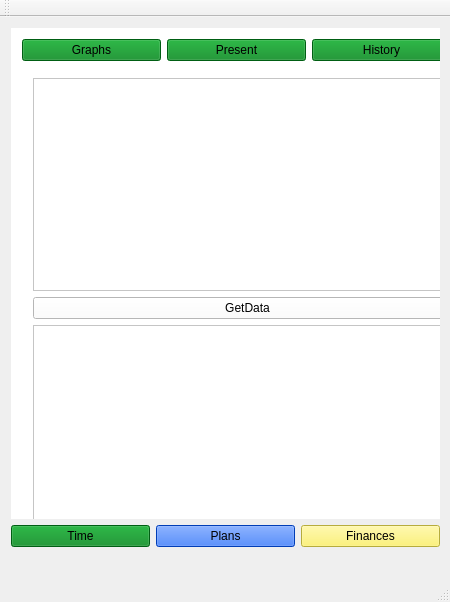
Old version of the form mainwindow.ui in the repository BryanBlack523/LM.
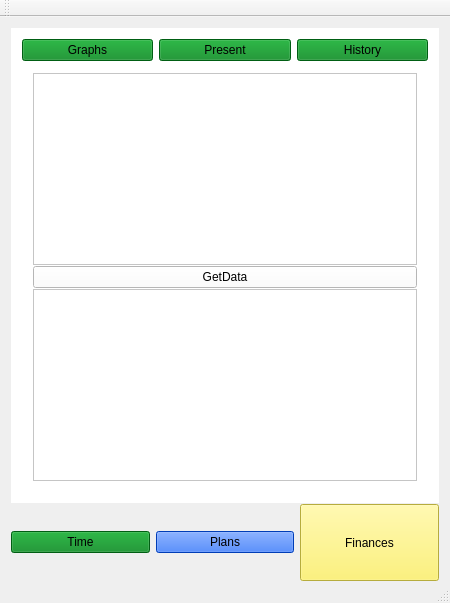
New version of the form.

Commit message: just playing with layouts

Patch:
```diff
--- a/mainwindow.ui
+++ b/mainwindow.ui
@@ -7,23 +7,20 @@
     <x>0</x>
     <y>0</y>
     <width>450</width>
-    <height>602</height>
+    <height>603</height>
    </rect>
   </property>
   <property name="windowTitle">
    <string>MainWindow</string>
   </property>
   <widget class="QWidget" name="centralWidget">
-   <widget class="QWidget" name="layoutWidget">
-    <property name="geometry">
-     <rect>
-      <x>0</x>
-      <y>0</y>
-      <width>451</width>
-      <height>541</height>
-     </rect>
-    </property>
     <layout class="QVBoxLayout" name="verticalLayout">
+    <property name="spacing">
+     <number>1</number>
+    </property>
+    <property name="bottomMargin">
+     <number>0</number>
+    </property>
      <item>
       <widget class="QStackedWidget" name="mwStackedWidget">
        <property name="styleSheet">
@@ -33,16 +30,12 @@
         <number>0</number>
        </property>
        <widget class="QWidget" name="timePage">
-        <widget class="QWidget" name="layoutWidget">
-         <property name="geometry">
-          <rect>
-           <x>0</x>
-           <y>0</y>
-           <width>451</width>
-           <height>511</height>
-          </rect>
-         </property>
+       <layout class="QVBoxLayout" name="verticalLayout_4">
+        <item>
          <layout class="QVBoxLayout" name="verticalLayout_2">
+          <property name="spacing">
+           <number>1</number>
+          </property>
           <item>
            <layout class="QHBoxLayout" name="horizontalLayout">
             <item>
@@ -83,21 +76,24 @@
              <string notr="true"/>
             </property>
             <widget class="QWidget" name="presentTimePage">
-             <widget class="QWidget" name="layoutWidget">
-              <property name="geometry">
-               <rect>
-                <x>0</x>
-                <y>0</y>
-                <width>451</width>
-                <height>481</height>
-               </rect>
-              </property>
               <layout class="QVBoxLayout" name="verticalLayout_3">
+              <property name="spacing">
+               <number>1</number>
+              </property>
                <item>
                 <widget class="QListView" name="currentActivitiesListView">
                  <property name="styleSheet">
                   <string notr="true">background-color: rgb(255, 255, 255);</string>
                  </property>
+                <property name="resizeMode">
+                 <enum>QListView::Adjust</enum>
+                </property>
+                <property name="gridSize">
+                 <size>
+                  <width>100</width>
+                  <height>100</height>
+                 </size>
+                </property>
                 </widget>
                </item>
                <item>
@@ -122,7 +118,6 @@
                </item>
               </layout>
              </widget>
-            </widget>
             <widget class="QWidget" name="historyTimePage">
              <widget class="QLabel" name="label">
               <property name="geometry">
@@ -166,7 +161,8 @@
            </widget>
           </item>
          </layout>
-        </widget>
+        </item>
+       </layout>
        </widget>
        <widget class="QWidget" name="plansPage">
         <widget class="QLabel" name="label_3">
@@ -224,6 +220,18 @@
        </item>
        <item>
         <widget class="QPushButton" name="FinancesButton">
+        <property name="sizePolicy">
+         <sizepolicy hsizetype="Minimum" vsizetype="Expanding">
+          <horstretch>0</horstretch>
+          <verstretch>0</verstretch>
+         </sizepolicy>
+        </property>
+        <property name="minimumSize">
+         <size>
+          <width>0</width>
+          <height>0</height>
+         </size>
+        </property>
          <property name="styleSheet">
           <string notr="true">background-color: rgb(255, 241, 85);
 alternate-background-color: rgb(148, 140, 49);</string>
@@ -237,14 +245,13 @@
      </item>
     </layout>
    </widget>
-  </widget>
   <widget class="QMenuBar" name="menuBar">
    <property name="geometry">
     <rect>
      <x>0</x>
      <y>0</y>
      <width>450</width>
-     <height>18</height>
+     <height>20</height>
     </rect>
    </property>
   </widget>
```
Lines whose indentation alone changed are shown as unchanged.
